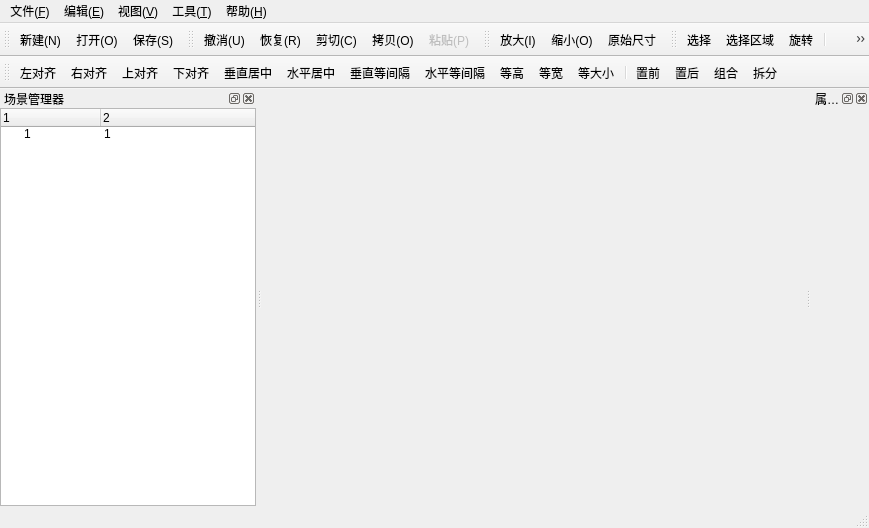
song-kang/SKHMIProject, file SKDraw/skdraw.ui: the form before one commit.
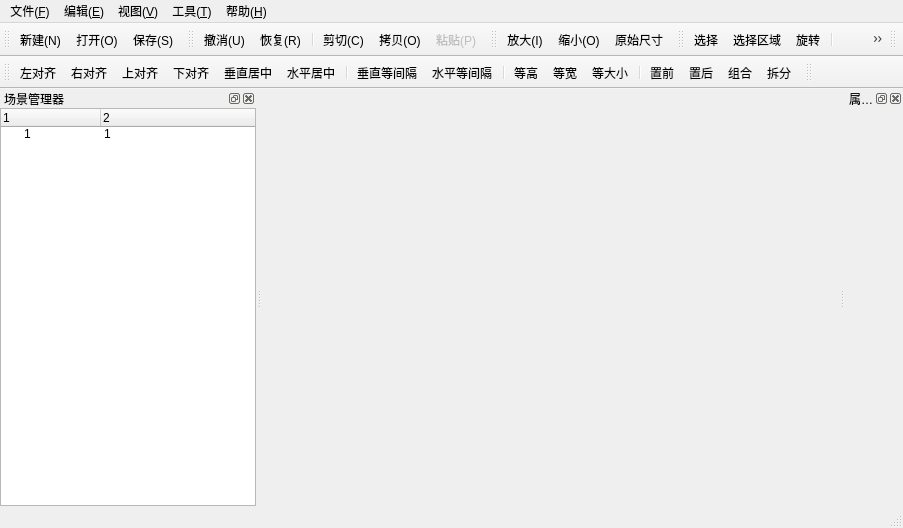
The form after the commit. Icons and pictures are not drawn.

The edit to the form file:
```diff
--- a/SKDraw/skdraw.ui
+++ b/SKDraw/skdraw.ui
@@ -6,7 +6,7 @@
    <rect>
     <x>0</x>
     <y>0</y>
-    <width>869</width>
+    <width>903</width>
     <height>528</height>
    </rect>
   </property>
@@ -28,7 +28,7 @@
     <rect>
      <x>0</x>
      <y>0</y>
-     <width>869</width>
+     <width>903</width>
      <height>23</height>
     </rect>
    </property>
@@ -207,6 +207,7 @@
    </attribute>
    <addaction name="actionUndo"/>
    <addaction name="actionRedo"/>
+   <addaction name="separator"/>
    <addaction name="actionCut"/>
    <addaction name="actionCopy"/>
    <addaction name="actionPaste"/>
@@ -251,6 +252,17 @@
    <addaction name="actionText"/>
    <addaction name="actionPicture"/>
   </widget>
+  <widget class="QToolBar" name="fontToolBar">
+   <property name="windowTitle">
+    <string>字体工具条</string>
+   </property>
+   <attribute name="toolBarArea">
+    <enum>TopToolBarArea</enum>
+   </attribute>
+   <attribute name="toolBarBreak">
+    <bool>false</bool>
+   </attribute>
+  </widget>
   <widget class="QToolBar" name="alignToolBar">
    <property name="windowTitle">
     <string>排列</string>
@@ -267,8 +279,10 @@
    <addaction name="actionBottom"/>
    <addaction name="actionVCenter"/>
    <addaction name="actionHCenter"/>
+   <addaction name="separator"/>
    <addaction name="actionVSpace"/>
    <addaction name="actionHSpace"/>
+   <addaction name="separator"/>
    <addaction name="actionHeight"/>
    <addaction name="actionWidth"/>
    <addaction name="actionSize"/>
@@ -278,6 +292,17 @@
    <addaction name="actionGroup"/>
    <addaction name="actionUngroup"/>
   </widget>
+  <widget class="QToolBar" name="propertyToolBar">
+   <property name="windowTitle">
+    <string>画笔画刷工具条</string>
+   </property>
+   <attribute name="toolBarArea">
+    <enum>TopToolBarArea</enum>
+   </attribute>
+   <attribute name="toolBarBreak">
+    <bool>false</bool>
+   </attribute>
+  </widget>
   <action name="actionNew">
    <property name="icon">
     <iconset resource="skdraw.qrc">
```
Left out of the diff: 55 changed lines with no effect on the pictures.
